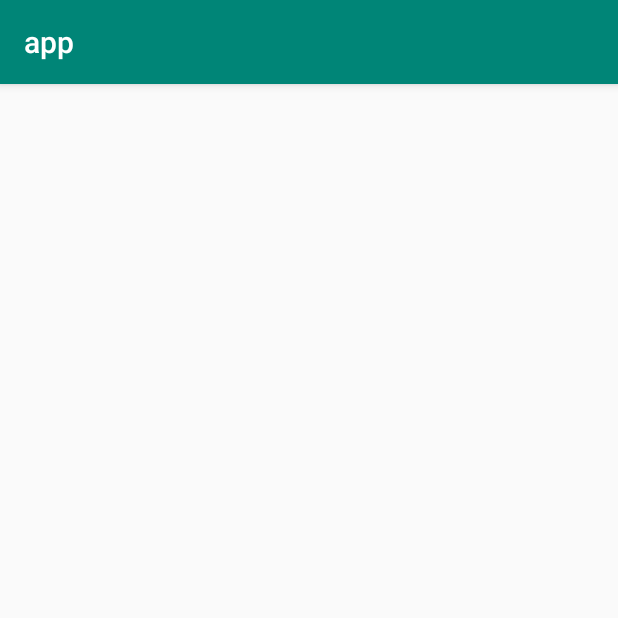
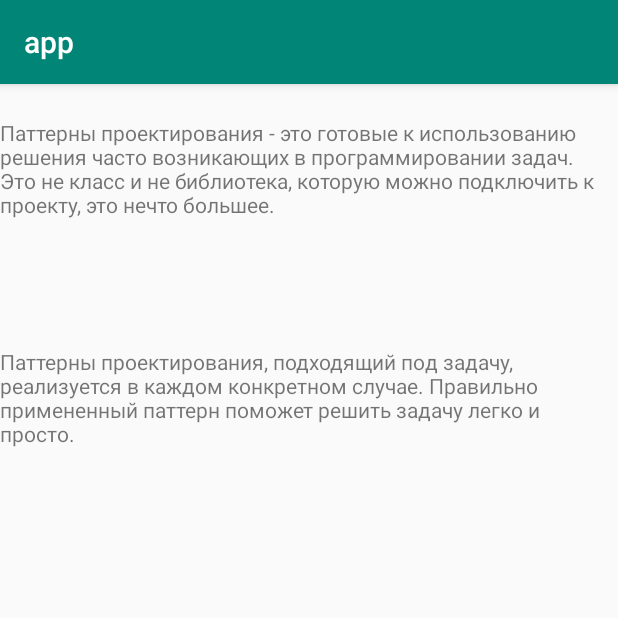
Before and after one commit to gogapoga/Android1_Lession1, an Android app: the screen it shows after launch (MainActivity), on a phone screen of 412 x 824 dp, the top half of it. Run offline under Robolectric (Android 15) with nearby library versions, the phone set to English and light mode, and no system bars.

Commit message:
Паттерны проектирования

```diff
--- a/app/src/main/res/layout/activity_main.xml
+++ b/app/src/main/res/layout/activity_main.xml
@@ -6,6 +6,26 @@
     android:layout_height="match_parent"
     tools:context=".MainActivity">
 
+    <TextView
+        android:layout_width="wrap_content"
+        android:layout_height="wrap_content"
+        android:text="Паттерны проектирования - это готовые к использованию решения часто возникающих в программировании задач. Это не класс и не библиотека, которую можно подключить к проекту, это нечто большеe. "
+        app:layout_constraintBottom_toBottomOf="parent"
+        app:layout_constraintHorizontal_bias="0.047"
+        app:layout_constraintLeft_toLeftOf="parent"
+        app:layout_constraintRight_toRightOf="parent"
+        app:layout_constraintTop_toTopOf="parent"
+        app:layout_constraintVertical_bias="0.032" />
 
+    <TextView
+        android:layout_width="wrap_content"
+        android:layout_height="wrap_content"
+        android:text="Паттерны проектирования, подходящий под задачу, реализуется в каждом конкретном случае. Правильно примененный паттерн поможет решить задачу легко и просто."
+        app:layout_constraintBottom_toBottomOf="parent"
+        app:layout_constraintHorizontal_bias="0.047"
+        app:layout_constraintLeft_toLeftOf="parent"
+        app:layout_constraintRight_toRightOf="parent"
+        app:layout_constraintTop_toTopOf="parent"
+        app:layout_constraintVertical_bias="0.25" />
 
 </android.support.constraint.ConstraintLayout>
```
